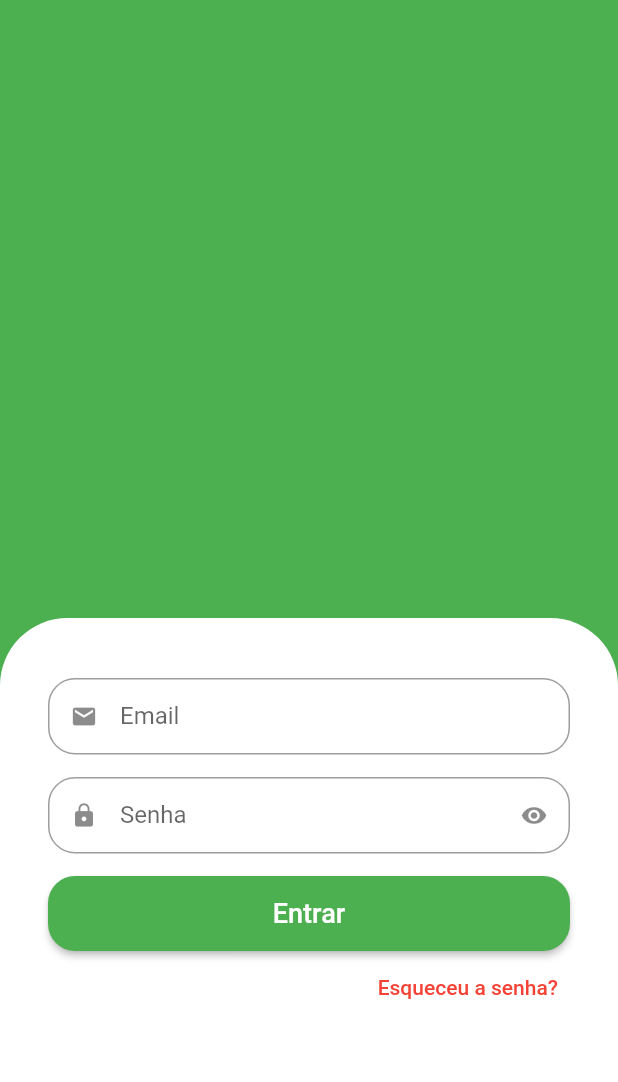
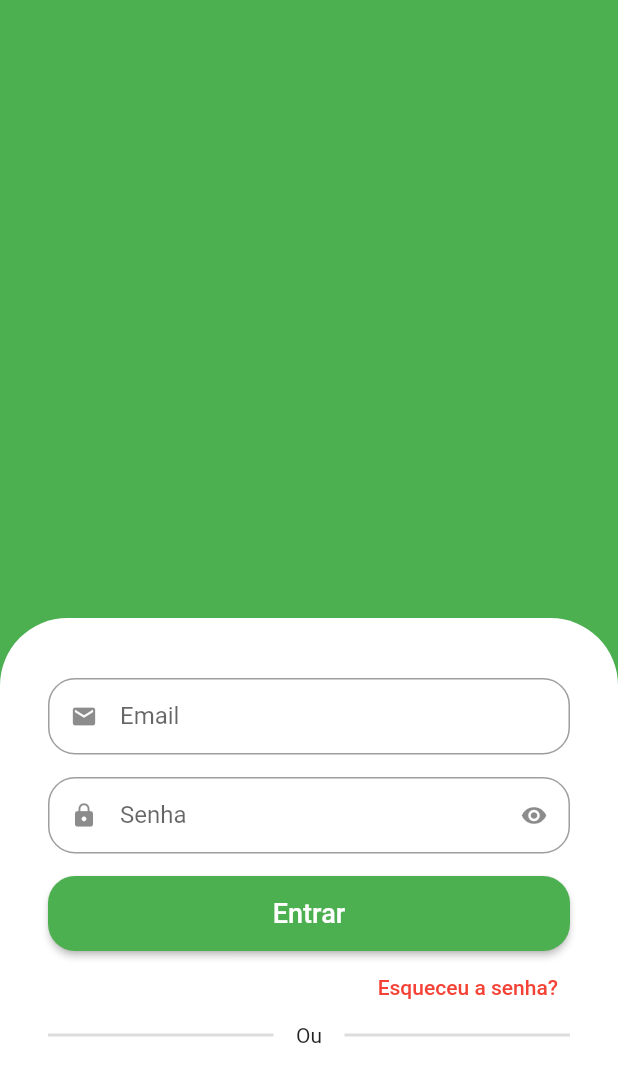
Before and after one commit to wilker123/App_Grocer, a Flutter app: the screen it shows after launch, on a phone screen of 412 x 824 dp. Shown: the top 1082 px of the screen. Run offline on Flutter 3.47's test engine with Material 2 defaults, Android fonts, the phone set to English and light mode, and no system bars.

Commit message:
Created dividers in SignInScreen

```diff
--- a/greengrocer/lib/src/auth/sign_in_screen.dart
+++ b/greengrocer/lib/src/auth/sign_in_screen.dart
@@ -65,6 +65,26 @@ class SignInScreen extends StatelessWidget {
                       ),
                     ),
                   ),
+                  Row(
+                    children: [
+                      Expanded(
+                        child: Divider(
+                          color: Colors.grey.withAlpha(90),
+                          thickness: 2,
+                        ),
+                      ),
+                      const Padding(
+                        padding: EdgeInsets.symmetric(horizontal: 15),
+                        child: Text("Ou"),
+                      ),
+                      Expanded(
+                        child: Divider(
+                          color: Colors.grey.withAlpha(90),
+                          thickness: 2,
+                        ),
+                      ),
+                    ],
+                  ),
                 ],
               ),
             ),
```
